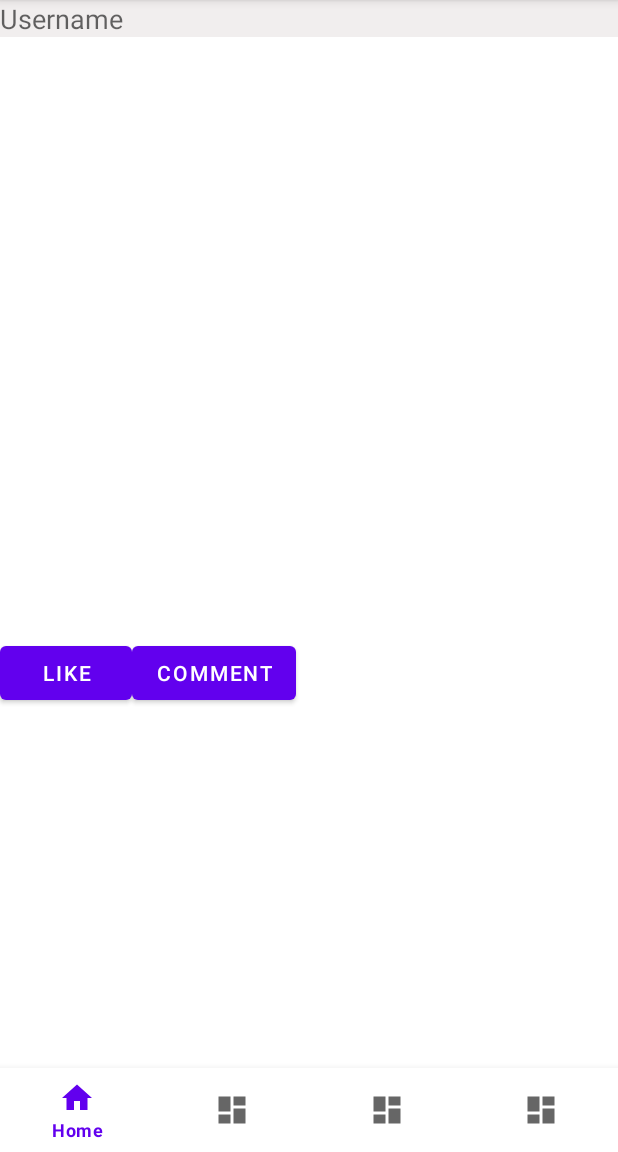
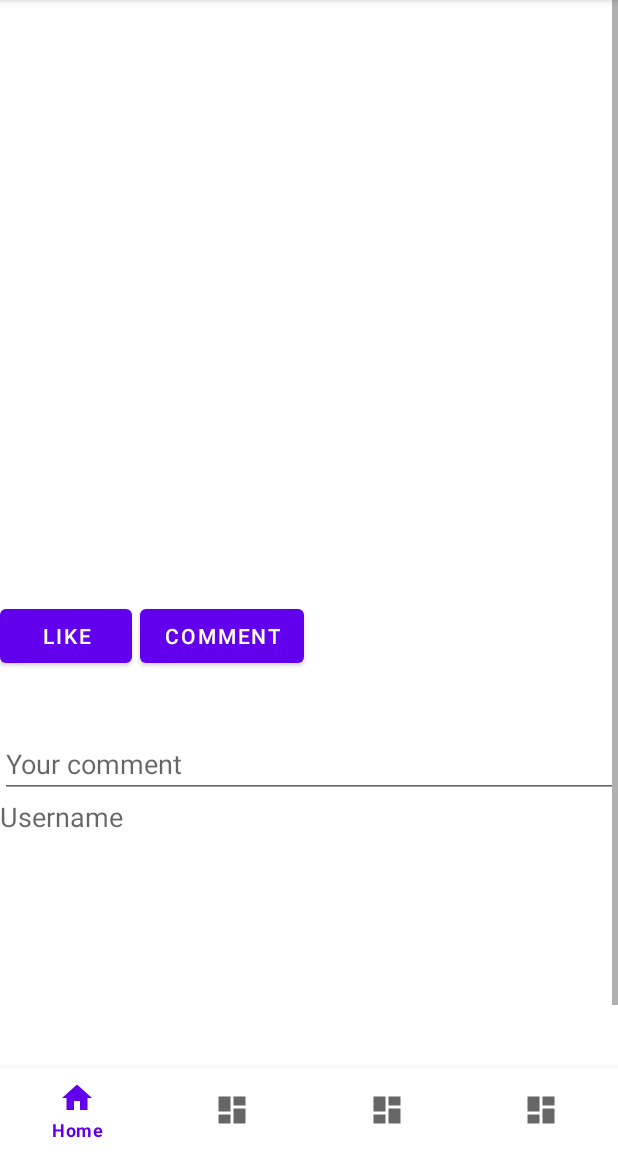
Before and after one commit to cvetkovski98/instanim, an Android app: the PostDetailsFragment screen opened through its navigation route, on a phone screen of 412 x 824 dp, the part 84-1236 px from its top. Run offline under Robolectric (Android 15) with nearby library versions, the phone set to English and light mode, and no system bars; our stand-ins replace Firebase (no records; nobody signed in at launch, a user with empty details on screens opened directly), navigation-ui; 1 statement that could not run was skipped.

Commit message:
Added comments

```diff
--- a/app/src/main/java/mk/com/ukim/finki/mpip/instanim/data/entity/Post.kt
+++ b/app/src/main/java/mk/com/ukim/finki/mpip/instanim/data/entity/Post.kt
@@ -13,7 +13,7 @@ data class Post(
     val description: String? = null,
     val imageUri: String? = null,
     val likedBy: MutableList<String> = mutableListOf(),
-    val comments: List<Int> = listOf()
+    val comments: MutableList<Comment> = mutableListOf()
 ) {
     @Exclude
     fun toMap(): Map<String, Any?> {
--- a/app/src/main/java/mk/com/ukim/finki/mpip/instanim/ui/posts/PostDetailsFragment.kt
+++ b/app/src/main/java/mk/com/ukim/finki/mpip/instanim/ui/posts/PostDetailsFragment.kt
@@ -1,14 +1,20 @@
 package mk.com.ukim.finki.mpip.instanim.ui.posts
 
+import android.content.Context
 import android.os.Bundle
 import android.util.Log
 import android.view.LayoutInflater
 import android.view.View
 import android.view.ViewGroup
+import android.view.inputmethod.InputMethodManager
+import android.widget.Toast
 import androidx.fragment.app.Fragment
 import androidx.fragment.app.viewModels
 import androidx.navigation.fragment.navArgs
+import androidx.recyclerview.widget.LinearLayoutManager
 import mk.com.ukim.finki.mpip.instanim.R
+import mk.com.ukim.finki.mpip.instanim.adapter.CommentAdapter
+import mk.com.ukim.finki.mpip.instanim.data.entity.Comment
 import mk.com.ukim.finki.mpip.instanim.data.entity.Post
 import mk.com.ukim.finki.mpip.instanim.data.model.Status
 import mk.com.ukim.finki.mpip.instanim.databinding.FragmentPostDetailsBinding
@@ -17,6 +23,7 @@ import mk.com.ukim.finki.mpip.instanim.util.FactoryInjector
 
 class PostDetailsFragment : Fragment() {
     private lateinit var binding: FragmentPostDetailsBinding
+    private lateinit var commentAdapter: CommentAdapter
     private val args: PostDetailsFragmentArgs by navArgs()
 
     private val viewModel: PostViewModel by viewModels {
@@ -37,14 +44,12 @@ class PostDetailsFragment : Fragment() {
         postId?.let {
             viewModel.fetchPost(postId)
         }
+        initRecycler()
 
         viewModel.post.observe(viewLifecycleOwner, {
             when (it.status) {
                 Status.SUCCESS -> {
-                    it.data?.let { post ->
-                        Log.i("PostDetailsFragment", "onViewCreated: $post")
-                        attachDataToFragment(post)
-                    }
+                    it.data?.let { post -> attachDataToFragment(post) }
                 }
                 Status.ERROR -> {
 
@@ -60,6 +65,11 @@ class PostDetailsFragment : Fragment() {
                 Status.SUCCESS -> {
                     postId?.let {
                         viewModel.fetchPost(postId)
+                        binding.commentText.text.clear()
+                        binding.commentText.clearFocus()
+                        val inputManager =
+                            context?.getSystemService(Context.INPUT_METHOD_SERVICE) as InputMethodManager
+                        inputManager.hideSoftInputFromWindow(view.windowToken, 0)
                     }
                 }
                 Status.ERROR -> {
@@ -72,15 +82,39 @@ class PostDetailsFragment : Fragment() {
         })
     }
 
-    private fun attachDataToFragment(post: Post){
+    private fun attachDataToFragment(post: Post) {
         GlideApp.with(binding.root)
             .load(post.imageUri)
             .into(binding.postImageDetails)
         binding.descriptionPostDetails.text = post.description
         binding.likesPostDetails.text = resources.getString(R.string.liked_by, post.likedBy.size)
+        updateAdapterData(post.comments.filterNotNull())
         binding.likeButton.setOnClickListener {
             viewModel.likePost(post)
         }
+        binding.commentButton.setOnClickListener {
+            if (binding.commentText.text.isNotEmpty()) {
+                viewModel.postComment(post, binding.commentText.text.toString())
+            } else {
+                Toast.makeText(context, "Please write your comment first", Toast.LENGTH_SHORT)
+                    .show()
+            }
+        }
+    }
+
+    private fun initRecycler() {
+        commentAdapter = CommentAdapter()
+
+        val llm = LinearLayoutManager(context)
+
+        binding.commentRecyclerView.apply {
+            adapter = commentAdapter
+            layoutManager = llm
+        }
+    }
+
+    private fun updateAdapterData(comments: List<Comment>) {
+        commentAdapter.setComments(comments)
     }
 
 }
--- a/app/src/main/res/layout/fragment_post_details.xml
+++ b/app/src/main/res/layout/fragment_post_details.xml
@@ -1,68 +1,84 @@
 <?xml version="1.0" encoding="utf-8"?>
 <androidx.constraintlayout.widget.ConstraintLayout xmlns:android="http://schemas.android.com/apk/res/android"
     xmlns:app="http://schemas.android.com/apk/res-auto"
+    xmlns:tools="http://schemas.android.com/tools"
     android:layout_width="match_parent"
     android:layout_height="wrap_content">
 
-    <TextView
-        android:id="@+id/username_text_view"
-        android:layout_width="0dp"
+    <ScrollView
+        android:layout_width="match_parent"
         android:layout_height="wrap_content"
-        android:background="#FFFFFF"
-        android:backgroundTint="#F1EEEE"
-        android:text="@string/username_string"
-        android:textAppearance="@style/TextAppearance.AppCompat.Medium"
+        app:layout_constraintBottom_toBottomOf="parent"
         app:layout_constraintEnd_toEndOf="parent"
         app:layout_constraintStart_toStartOf="parent"
-        app:layout_constraintTop_toTopOf="parent" />
+        app:layout_constraintTop_toTopOf="parent"
+        android:nestedScrollingEnabled="false">
+
+        <LinearLayout
+            android:layout_width="match_parent"
+            android:layout_height="wrap_content"
+            android:orientation="vertical">
 
             <ImageView
                 android:id="@+id/post_image_details"
                 android:layout_width="match_parent"
                 android:layout_height="400dp"
                 android:contentDescription="@string/image_from_post"
-        android:src="@drawable/common_full_open_on_phone"
-        app:layout_constraintBottom_toBottomOf="parent"
-        app:layout_constraintEnd_toEndOf="parent"
-        app:layout_constraintHorizontal_bias="0.0"
-        app:layout_constraintStart_toStartOf="parent"
-        app:layout_constraintTop_toBottomOf="@+id/username_text_view"
-        app:layout_constraintVertical_bias="0.0" />
+                android:src="@drawable/common_full_open_on_phone" />
+
+            <LinearLayout
+                android:layout_width="match_parent"
+                android:layout_height="match_parent"
+                android:orientation="horizontal">
 
                 <Button
                     android:id="@+id/like_button"
                     android:layout_width="wrap_content"
                     android:layout_height="wrap_content"
-        android:text="@string/like_string"
-        app:layout_constraintStart_toStartOf="parent"
-        app:layout_constraintTop_toBottomOf="@+id/post_image_details" />
+                    android:layout_marginEnd="5dp"
+                    android:text="@string/like_string" />
 
                 <Button
                     android:id="@+id/comment_button"
                     android:layout_width="wrap_content"
                     android:layout_height="wrap_content"
-        android:text="@string/comment_string"
-        app:layout_constraintStart_toEndOf="@+id/like_button"
-        app:layout_constraintTop_toBottomOf="@+id/post_image_details" />
+                    android:text="@string/comment_string" />
+
+            </LinearLayout>
 
             <TextView
                 android:id="@+id/likes_post_details"
-        android:layout_width="0dp"
-        android:layout_height="wrap_content"
-        app:layout_constraintBottom_toBottomOf="parent"
-        app:layout_constraintEnd_toEndOf="parent"
-        app:layout_constraintHorizontal_bias="0.0"
-        app:layout_constraintStart_toStartOf="parent"
-        app:layout_constraintTop_toBottomOf="@id/comment_button"
-        app:layout_constraintVertical_bias="0.0" />
+                android:layout_width="match_parent"
+                android:layout_height="wrap_content" />
 
             <TextView
                 android:id="@+id/description_post_details"
-        android:layout_width="0dp"
+                android:layout_width="match_parent"
+                android:layout_height="wrap_content" />
+
+            <EditText
+                android:id="@+id/comment_text"
+                android:layout_width="match_parent"
                 android:layout_height="wrap_content"
-        app:layout_constraintBottom_toBottomOf="parent"
-        app:layout_constraintEnd_toEndOf="parent"
-        app:layout_constraintStart_toStartOf="parent"
-        app:layout_constraintTop_toBottomOf="@id/likes_post_details" />
+                android:autofillHints=""
+                android:ems="10"
+                android:hint="@string/your_comment_placeholder"
+                android:inputType="textPersonName"
+                android:text="" />
+
+            <TextView
+                android:id="@+id/username_text_view"
+                android:layout_width="match_parent"
+                android:layout_height="wrap_content"
+                android:text="@string/username_string"
+                android:textAppearance="@style/TextAppearance.AppCompat.Medium" />
+
+            <androidx.recyclerview.widget.RecyclerView
+                android:id="@+id/comment_recycler_view"
+                android:layout_width="match_parent"
+                android:layout_height="200dp" />
+
+        </LinearLayout>
+    </ScrollView>
 
 </androidx.constraintlayout.widget.ConstraintLayout>
--- a/app/src/main/res/values/strings.xml
+++ b/app/src/main/res/values/strings.xml
@@ -15,4 +15,5 @@
     <string name="details_string">Details</string>
     <string name="image_from_post">Image from post</string>
     <string name="username_string">Username</string>
+    <string name="your_comment_placeholder">Your comment</string>
 </resources>
```
Also changed, not shown: app/src/main/java/mk/com/ukim/finki/mpip/instanim/adapter/CommentAdapter.kt (added, +41 -0 lines), app/src/main/java/mk/com/ukim/finki/mpip/instanim/data/entity/Comment.kt (+13 -2 lines), app/src/main/java/mk/com/ukim/finki/mpip/instanim/ui/posts/PostViewModel.kt (+20 -1 lines), app/src/main/res/layout/fragment_post_details_comment_item.xml (added, +25 -0 lines). Lines whose indentation alone changed are shown as unchanged.
